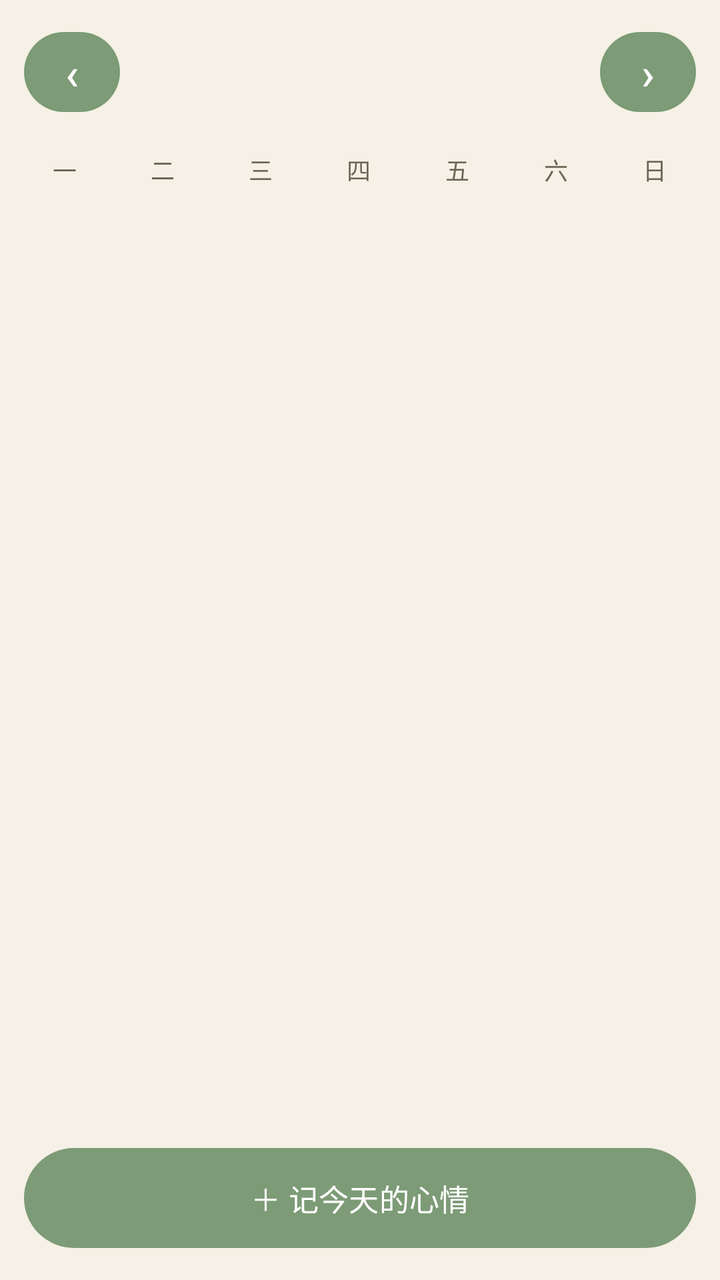
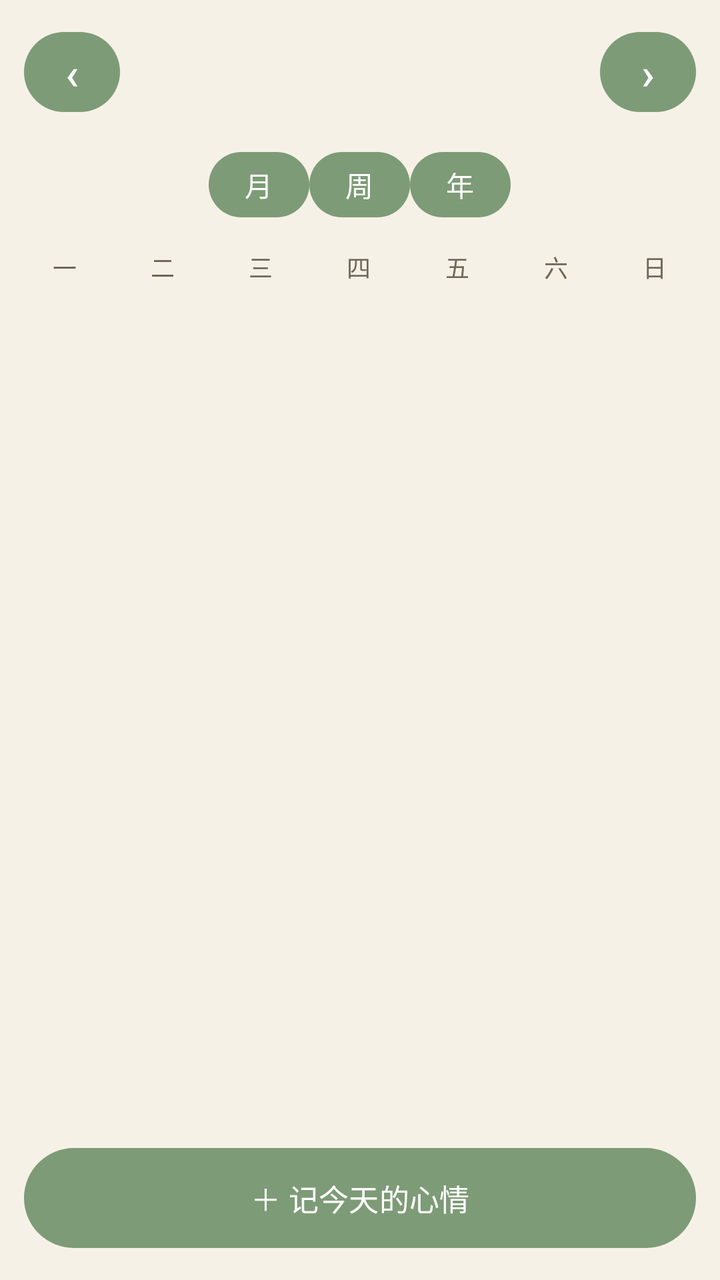

Screens rendered from an Android XML layout before and after an edit, with the pre-edit source and the edit as a unified diff.
<!-- AndroidManifest.xml: application theme Theme.MoodTree -->
<!-- res/layout/fragment_calendar.xml -->
<?xml version="1.0" encoding="utf-8"?>
<LinearLayout xmlns:android="http://schemas.android.com/apk/res/android"
    android:layout_width="match_parent"
    android:layout_height="match_parent"
    android:orientation="vertical"
    android:background="@color/bg">

    
    <LinearLayout
        android:layout_width="match_parent"
        android:layout_height="wrap_content"
        android:orientation="horizontal"
        android:gravity="center"
        android:padding="12dp">

        <Button
            android:id="@+id/btnPrev"
            android:layout_width="48dp"
            android:layout_height="48dp"
            android:text="‹"
            android:textSize="22sp"
            android:padding="0dp"
            android:minWidth="0dp"
            android:minHeight="0dp" />

        <TextView
            android:id="@+id/tvMonth"
            android:layout_width="0dp"
            android:layout_height="wrap_content"
            android:layout_weight="1"
            android:gravity="center"
            android:textColor="@color/ink"
            android:textSize="18sp"
            android:textStyle="bold" />

        <Button
            android:id="@+id/btnNext"
            android:layout_width="48dp"
            android:layout_height="48dp"
            android:text="›"
            android:textSize="22sp"
            android:padding="0dp"
            android:minWidth="0dp"
            android:minHeight="0dp" />
    </LinearLayout>

    
    <TextView
        android:id="@+id/tvSync"
        android:layout_width="match_parent"
        android:layout_height="wrap_content"
        android:gravity="center"
        android:paddingVertical="4dp"
        android:textColor="@color/ink_soft"
        android:textSize="12sp"
        android:visibility="gone" />

    
    <LinearLayout
        android:layout_width="match_parent"
        android:layout_height="wrap_content"
        android:orientation="horizontal"
        android:paddingHorizontal="8dp">
        <TextView style="@style/WeekHeader" android:text="一" />
        <TextView style="@style/WeekHeader" android:text="二" />
        <TextView style="@style/WeekHeader" android:text="三" />
        <TextView style="@style/WeekHeader" android:text="四" />
        <TextView style="@style/WeekHeader" android:text="五" />
        <TextView style="@style/WeekHeader" android:text="六" />
        <TextView style="@style/WeekHeader" android:text="日" />
    </LinearLayout>

    
    <GridView
        android:id="@+id/gridCalendar"
        android:layout_width="match_parent"
        android:layout_height="0dp"
        android:layout_weight="1"
        android:numColumns="7"
        android:paddingHorizontal="8dp"
        android:horizontalSpacing="2dp"
        android:verticalSpacing="2dp" />

    
    <LinearLayout
        android:id="@+id/dayPanel"
        android:layout_width="match_parent"
        android:layout_height="0dp"
        android:layout_weight="1"
        android:orientation="vertical"
        android:visibility="gone"
        android:background="@color/card">

        <LinearLayout
            android:layout_width="match_parent"
            android:layout_height="wrap_content"
            android:orientation="horizontal"
            android:gravity="center_vertical"
            android:padding="12dp">

            <TextView
                android:id="@+id/tvDayTitle"
                android:layout_width="0dp"
                android:layout_height="wrap_content"
                android:layout_weight="1"
                android:textColor="@color/ink"
                android:textSize="15sp"
                android:textStyle="bold" />

            <Button
                android:id="@+id/btnCloseDay"
                android:layout_width="40dp"
                android:layout_height="40dp"
                android:text="✕"
                android:padding="0dp"
                android:minWidth="0dp"
                android:minHeight="0dp" />
        </LinearLayout>

        <androidx.recyclerview.widget.RecyclerView
            android:id="@+id/rvDayEntries"
            android:layout_width="match_parent"
            android:layout_height="0dp"
            android:layout_weight="1"
            android:paddingHorizontal="8dp"
            android:paddingBottom="8dp" />
    </LinearLayout>

    
    <Button
        android:id="@+id/btnAddMood"
        android:layout_width="match_parent"
        android:layout_height="wrap_content"
        android:text="＋ 记今天的心情"
        android:textSize="15sp"
        android:padding="14dp"
        android:layout_margin="12dp" />

</LinearLayout>
<!-- resources referenced by this layout -->
<resources>
  <color name="bg">#f6f1e7</color>
  <color name="card">#fffdf8</color>
  <color name="ink">#4a453d</color>
  <color name="ink_soft">#6f6655</color>
  <style name="WeekHeader">
          <item name="android:layout_width">0dp</item>
          <item name="android:layout_height">wrap_content</item>
          <item name="android:layout_weight">1</item>
          <item name="android:gravity">center</item>
          <item name="android:paddingTop">4dp</item>
          <item name="android:paddingBottom">4dp</item>
          <item name="android:textColor">@color/ink_soft</item>
          <item name="android:textSize">12sp</item>
      </style>
  <style name="Theme.MoodTree" parent="Theme.Material3.DayNight.NoActionBar">
          <item name="android:windowBackground">@color/bg</item>
          <item name="android:statusBarColor">@color/bg</item>
          <item name="android:windowLightStatusBar">true</item>
          <item name="colorPrimary">@color/accent</item>
          <item name="colorOnPrimary">@color/white</item>
          <item name="colorAccent">@color/accent</item>
      </style>
  <color name="accent">#7d9b76</color>
  <color name="white">#ffffff</color>
</resources>

<!-- the commit's change to res/layout/fragment_calendar.xml (unified diff, before → after) -->
@@ -7,6 +7,7 @@
 
     
     <LinearLayout
+        android:id="@+id/monthNav"
         android:layout_width="match_parent"
         android:layout_height="wrap_content"
         android:orientation="horizontal"
@@ -45,6 +46,31 @@
     </LinearLayout>
 
     
+    <LinearLayout
+        android:id="@+id/viewTabs"
+        android:layout_width="match_parent"
+        android:layout_height="wrap_content"
+        android:orientation="horizontal"
+        android:gravity="center"
+        android:paddingBottom="8dp">
+
+        <Button
+            android:id="@+id/btnViewMonth"
+            style="@style/ViewTab"
+            android:text="月" />
+
+        <Button
+            android:id="@+id/btnViewWeek"
+            style="@style/ViewTab"
+            android:text="周" />
+
+        <Button
+            android:id="@+id/btnViewYear"
+            style="@style/ViewTab"
+            android:text="年" />
+    </LinearLayout>
+
+    
     <TextView
         android:id="@+id/tvSync"
         android:layout_width="match_parent"
@@ -57,36 +83,164 @@
 
     
     <LinearLayout
-        android:layout_width="match_parent"
-        android:layout_height="wrap_content"
-        android:orientation="horizontal"
-        android:paddingHorizontal="8dp">
-        <TextView style="@style/WeekHeader" android:text="一" />
-        <TextView style="@style/WeekHeader" android:text="二" />
-        <TextView style="@style/WeekHeader" android:text="三" />
-        <TextView style="@style/WeekHeader" android:text="四" />
-        <TextView style="@style/WeekHeader" android:text="五" />
-        <TextView style="@style/WeekHeader" android:text="六" />
-        <TextView style="@style/WeekHeader" android:text="日" />
-    </LinearLayout>
-
-    
-    <GridView
-        android:id="@+id/gridCalendar"
+        android:id="@+id/paneMonth"
         android:layout_width="match_parent"
         android:layout_height="0dp"
         android:layout_weight="1"
-        android:numColumns="7"
-        android:paddingHorizontal="8dp"
-        android:horizontalSpacing="2dp"
-        android:verticalSpacing="2dp" />
-
-    
-    <LinearLayout
-        android:id="@+id/dayPanel"
+        android:orientation="vertical">
+
+        
+        <LinearLayout
+            android:layout_width="match_parent"
+            android:layout_height="wrap_content"
+            android:orientation="horizontal"
+            android:paddingHorizontal="8dp">
+            <TextView style="@style/WeekHeader" android:text="一" />
+            <TextView style="@style/WeekHeader" android:text="二" />
+            <TextView style="@style/WeekHeader" android:text="三" />
+            <TextView style="@style/WeekHeader" android:text="四" />
+            <TextView style="@style/WeekHeader" android:text="五" />
+            <TextView style="@style/WeekHeader" android:text="六" />
+            <TextView style="@style/WeekHeader" android:text="日" />
+        </LinearLayout>
+
+        
+        <GridView
+            android:id="@+id/gridCalendar"
+            android:layout_width="match_parent"
+            android:layout_height="0dp"
+            android:layout_weight="1"
+            android:numColumns="7"
+            android:paddingHorizontal="8dp"
+            android:horizontalSpacing="2dp"
+            android:verticalSpacing="2dp" />
+    </LinearLayout>
+
+    
+    <LinearLayout
+        android:id="@+id/paneWeek"
         android:layout_width="match_parent"
         android:layout_height="0dp"
         android:layout_weight="1"
+        android:orientation="vertical"
+        android:visibility="gone">
+
+        <LinearLayout
+            android:layout_width="match_parent"
+            android:layout_height="wrap_content"
+            android:orientation="horizontal"
+            android:gravity="center"
+            android:padding="8dp">
+
+            <Button
+                android:id="@+id/btnWeekPrev"
+                android:layout_width="48dp"
+                android:layout_height="48dp"
+                android:text="‹"
+                android:textSize="22sp"
+                android:padding="0dp"
+                android:minWidth="0dp"
+                android:minHeight="0dp" />
+
+            <TextView
+                android:id="@+id/tvWeekTitle"
+                android:layout_width="0dp"
+                android:layout_height="wrap_content"
+                android:layout_weight="1"
+                android:gravity="center"
+                android:textColor="@color/ink"
+                android:textSize="15sp"
+                android:textStyle="bold" />
+
+            <Button
+                android:id="@+id/btnWeekNext"
+                android:layout_width="48dp"
+                android:layout_height="48dp"
+                android:text="›"
+                android:textSize="22sp"
+                android:padding="0dp"
+                android:minWidth="0dp"
+                android:minHeight="0dp" />
+        </LinearLayout>
+
+        <ScrollView
+            android:layout_width="match_parent"
+            android:layout_height="match_parent"
+            android:paddingHorizontal="8dp">
+
+            <LinearLayout
+                android:id="@+id/weekGrid"
+                android:layout_width="match_parent"
+                android:layout_height="wrap_content"
+                android:orientation="horizontal" />
+        </ScrollView>
+    </LinearLayout>
+
+    
+    <LinearLayout
+        android:id="@+id/paneYear"
+        android:layout_width="match_parent"
+        android:layout_height="0dp"
+        android:layout_weight="1"
+        android:orientation="vertical"
+        android:visibility="gone">
+
+        <LinearLayout
+            android:layout_width="match_parent"
+            android:layout_height="wrap_content"
+            android:orientation="horizontal"
+            android:gravity="center"
+            android:padding="8dp">
+
+            <Button
+                android:id="@+id/btnYearPrev"
+                android:layout_width="48dp"
+                android:layout_height="48dp"
+                android:text="‹"
+                android:textSize="22sp"
+                android:padding="0dp"
+                android:minWidth="0dp"
+                android:minHeight="0dp" />
+
+            <TextView
+                android:id="@+id/tvYearTitle"
+                android:layout_width="0dp"
+                android:layout_height="wrap_content"
+                android:layout_weight="1"
+                android:gravity="center"
+                android:textColor="@color/ink"
+                android:textSize="15sp"
+                android:textStyle="bold" />
+
+            <Button
+                android:id="@+id/btnYearNext"
+                android:layout_width="48dp"
+                android:layout_height="48dp"
+                android:text="›"
+                android:textSize="22sp"
+                android:padding="0dp"
+                android:minWidth="0dp"
+                android:minHeight="0dp" />
+        </LinearLayout>
+
+        <ScrollView
+            android:layout_width="match_parent"
+            android:layout_height="match_parent"
+            android:paddingHorizontal="12dp">
+
+            <LinearLayout
+                android:id="@+id/yearGrid"
+                android:layout_width="match_parent"
+                android:layout_height="wrap_content"
+                android:orientation="vertical" />
+        </ScrollView>
+    </LinearLayout>
+
+    
+    <LinearLayout
+        android:id="@+id/dayPanel"
+        android:layout_width="match_parent"
+        android:layout_height="wrap_content"
         android:orientation="vertical"
         android:visibility="gone"
         android:background="@color/card">
@@ -120,10 +274,11 @@
         <androidx.recyclerview.widget.RecyclerView
             android:id="@+id/rvDayEntries"
             android:layout_width="match_parent"
-            android:layout_height="0dp"
-            android:layout_weight="1"
+            android:layout_height="wrap_content"
+            android:maxHeight="220dp"
             android:paddingHorizontal="8dp"
-            android:paddingBottom="8dp" />
+            android:paddingBottom="8dp"
+            android:nestedScrollingEnabled="false" />
     </LinearLayout>
 
     
<!-- resource entries referenced after the edit -->
@@ -4,6 +4,17 @@
   <color name="card">#fffdf8</color>
   <color name="ink">#4a453d</color>
   <color name="ink_soft">#6f6655</color>
+  <style name="ViewTab">
+          <item name="android:layout_width">wrap_content</item>
+          <item name="android:layout_height">wrap_content</item>
+          <item name="android:paddingHorizontal">18dp</item>
+          <item name="android:paddingVertical">6dp</item>
+          <item name="android:textSize">14sp</item>
+          <item name="android:background">@null</item>
+          <item name="android:minWidth">0dp</item>
+          <item name="android:minHeight">0dp</item>
+          <item name="android:textAllCaps">false</item>
+      </style>
   <style name="WeekHeader">
           <item name="android:layout_width">0dp</item>
           <item name="android:layout_height">wrap_content</item>
